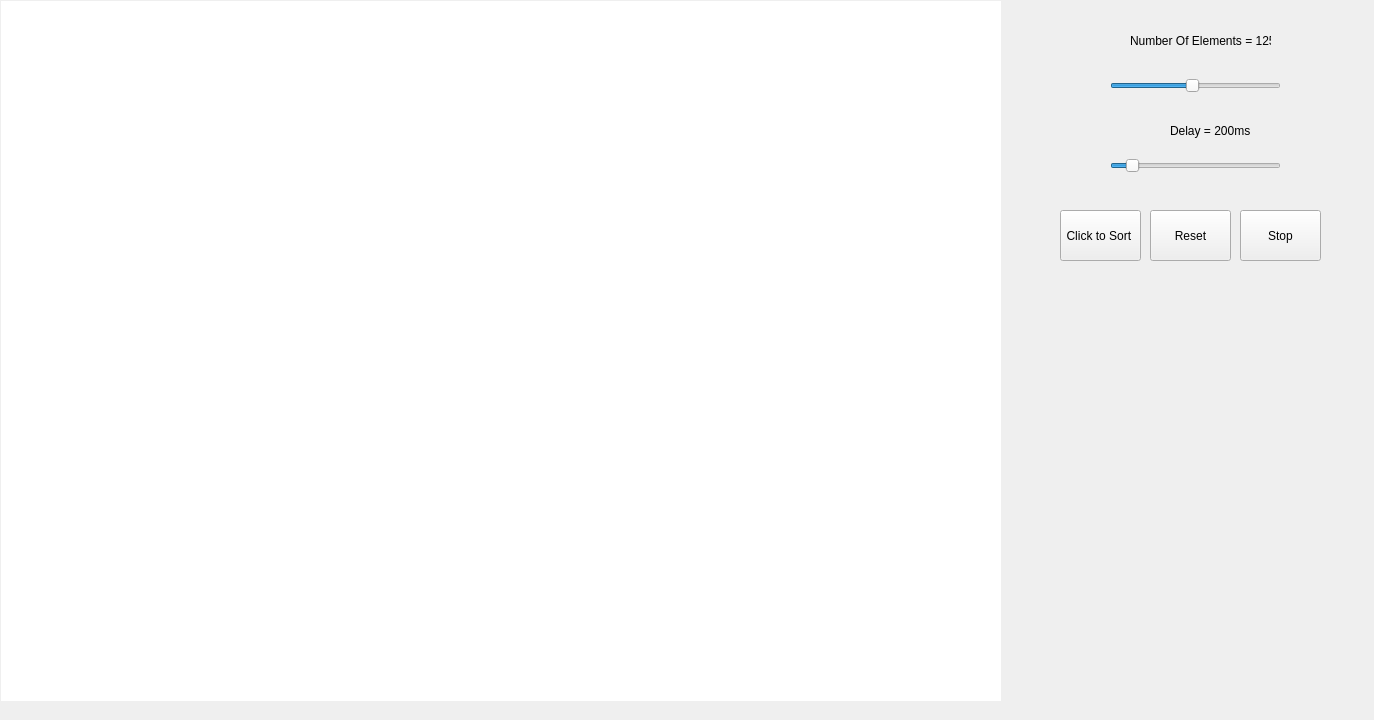
Old version of the form Visualizer/widget.ui in the repository sauzzon/Visualization.
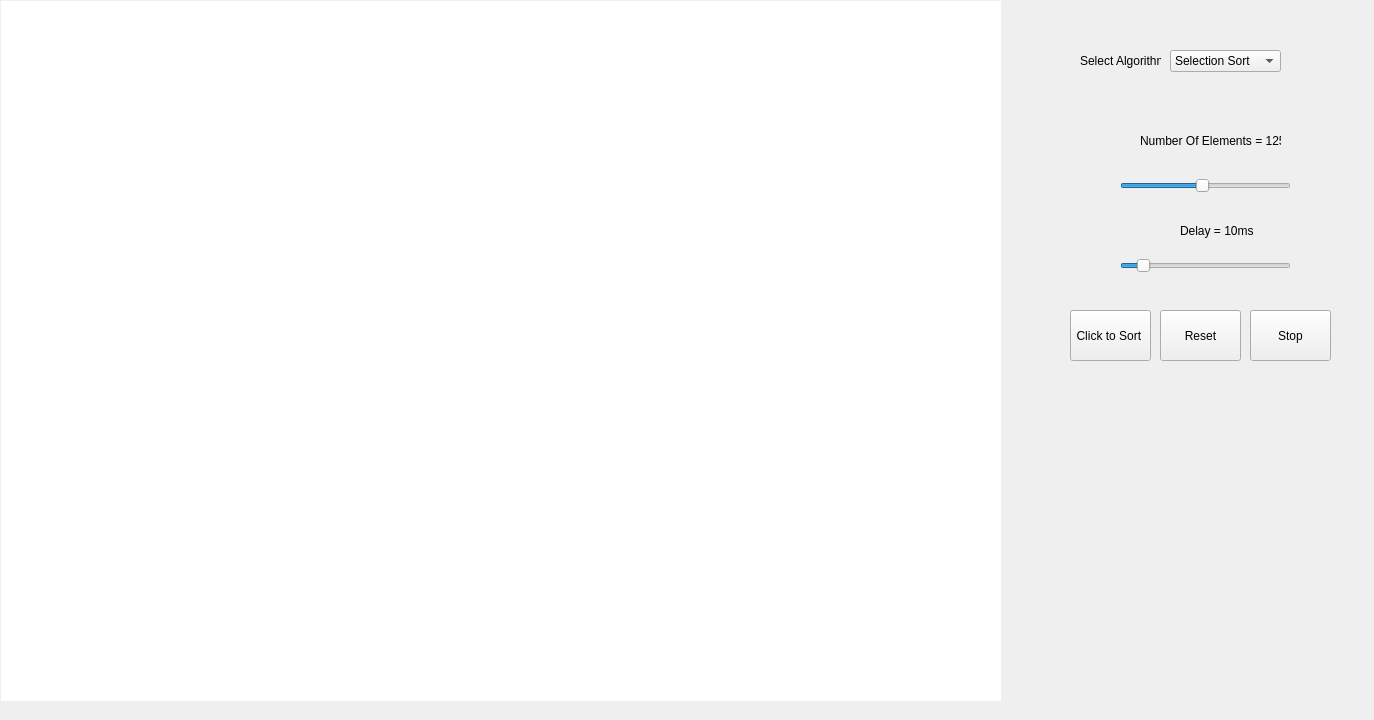
New version of the form.

Commit message: merge sort added with no stop functionality

Diff of the .ui file:
```diff
--- a/Visualizer/widget.ui
+++ b/Visualizer/widget.ui
@@ -41,8 +41,8 @@
   <widget class="QSlider" name="slider">
    <property name="geometry">
     <rect>
-     <x>1110</x>
-     <y>70</y>
+     <x>1120</x>
+     <y>170</y>
      <width>171</width>
      <height>31</height>
     </rect>
@@ -78,8 +78,8 @@
   <widget class="QLabel" name="label">
    <property name="geometry">
     <rect>
-     <x>1130</x>
-     <y>30</y>
+     <x>1140</x>
+     <y>130</y>
      <width>141</width>
      <height>21</height>
     </rect>
@@ -91,8 +91,8 @@
   <widget class="QPushButton" name="pushButton">
    <property name="geometry">
     <rect>
-     <x>1060</x>
-     <y>210</y>
+     <x>1070</x>
+     <y>310</y>
      <width>81</width>
      <height>51</height>
     </rect>
@@ -107,8 +107,8 @@
   <widget class="QPushButton" name="resetButton">
    <property name="geometry">
     <rect>
-     <x>1150</x>
-     <y>210</y>
+     <x>1160</x>
+     <y>310</y>
      <width>81</width>
      <height>51</height>
     </rect>
@@ -120,36 +120,36 @@
   <widget class="QLabel" name="delayLabel">
    <property name="geometry">
     <rect>
-     <x>1170</x>
-     <y>120</y>
+     <x>1180</x>
+     <y>220</y>
      <width>81</width>
      <height>21</height>
     </rect>
    </property>
    <property name="text">
-    <string>Delay = 200ms</string>
+    <string>Delay = 10ms</string>
    </property>
   </widget>
   <widget class="QSlider" name="delaySlider">
    <property name="geometry">
     <rect>
-     <x>1110</x>
-     <y>150</y>
+     <x>1120</x>
+     <y>250</y>
      <width>171</width>
      <height>31</height>
     </rect>
    </property>
    <property name="minimum">
-    <number>10</number>
+    <number>0</number>
    </property>
    <property name="maximum">
-    <number>2000</number>
+    <number>100</number>
    </property>
    <property name="singleStep">
     <number>50</number>
    </property>
    <property name="value">
-    <number>200</number>
+    <number>10</number>
    </property>
    <property name="orientation">
     <enum>Qt::Horizontal</enum>
@@ -158,8 +158,8 @@
   <widget class="QPushButton" name="stopButton">
    <property name="geometry">
     <rect>
-     <x>1240</x>
-     <y>210</y>
+     <x>1250</x>
+     <y>310</y>
      <width>81</width>
      <height>51</height>
     </rect>
@@ -168,6 +168,44 @@
     <string>Stop</string>
    </property>
   </widget>
+  <widget class="QComboBox" name="comboBox">
+   <property name="geometry">
+    <rect>
+     <x>1170</x>
+     <y>50</y>
+     <width>111</width>
+     <height>22</height>
+    </rect>
+   </property>
+   <item>
+    <property name="text">
+     <string>Selection Sort</string>
+    </property>
+   </item>
+   <item>
+    <property name="text">
+     <string>Quick Sort</string>
+    </property>
+   </item>
+   <item>
+    <property name="text">
+     <string>Merge Sort</string>
+    </property>
+   </item>
+  </widget>
+  <widget class="QLabel" name="label_2">
+   <property name="geometry">
+    <rect>
+     <x>1080</x>
+     <y>50</y>
+     <width>81</width>
+     <height>21</height>
+    </rect>
+   </property>
+   <property name="text">
+    <string>Select Algorithm</string>
+   </property>
+  </widget>
  </widget>
  <resources/>
  <connections/>
```
Left out of the diff: 2 changed lines with no effect on the pictures. The commit also changes 2 other files.
